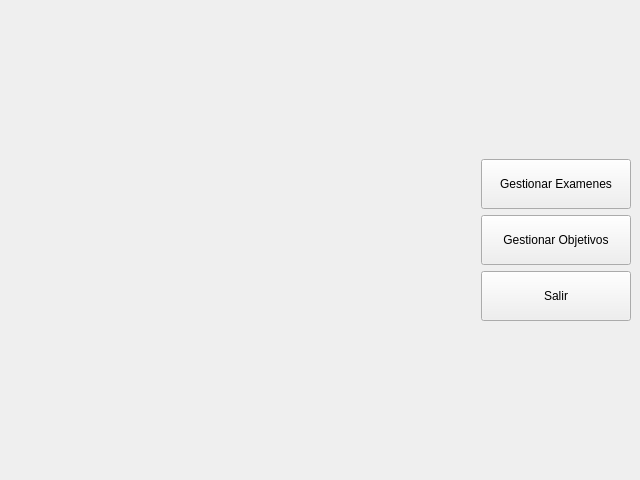
Before: the Qt Designer form Vista/ui/VentanaPrincipal.ui in Kronos5544/SiGePI, drawn with Qt 5.
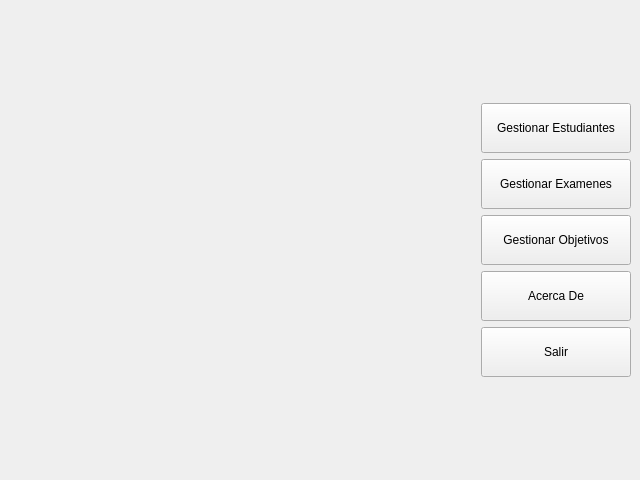
After: the same form once the commit is applied.

Commit message: Creada una nueva vista para que tanto GestionarEst como GestionarObj puedan heredar de ella. Creada la vista y el presentador de GestionarEst, sin ninguna función aún

What changed in the file:
```diff
--- a/Vista/ui/VentanaPrincipal.ui
+++ b/Vista/ui/VentanaPrincipal.ui
@@ -40,7 +40,7 @@
    </property>
    <layout class="QGridLayout" name="gridLayout">
     <item row="2" column="1">
-     <layout class="QVBoxLayout" name="verticalLayout" stretch="0,0,0">
+     <layout class="QVBoxLayout" name="verticalLayout" stretch="0,0,0,0,0">
       <property name="spacing">
        <number>6</number>
       </property>
@@ -53,6 +53,19 @@
       <property name="bottomMargin">
        <number>0</number>
       </property>
+      <item>
+       <widget class="QPushButton" name="gest_est_btn">
+        <property name="minimumSize">
+         <size>
+          <width>0</width>
+          <height>50</height>
+         </size>
+        </property>
+        <property name="text">
+         <string>Gestionar Estudiantes</string>
+        </property>
+       </widget>
+      </item>
       <item>
        <widget class="QPushButton" name="gest_exam_btn">
         <property name="minimumSize">
@@ -91,6 +104,19 @@
         </property>
        </widget>
       </item>
+      <item>
+       <widget class="QPushButton" name="acerca_de_btn">
+        <property name="minimumSize">
+         <size>
+          <width>0</width>
+          <height>50</height>
+         </size>
+        </property>
+        <property name="text">
+         <string>Acerca De</string>
+        </property>
+       </widget>
+      </item>
       <item>
        <widget class="QPushButton" name="salir_btn">
         <property name="minimumSize">
```
The commit also changes 10 other files.
